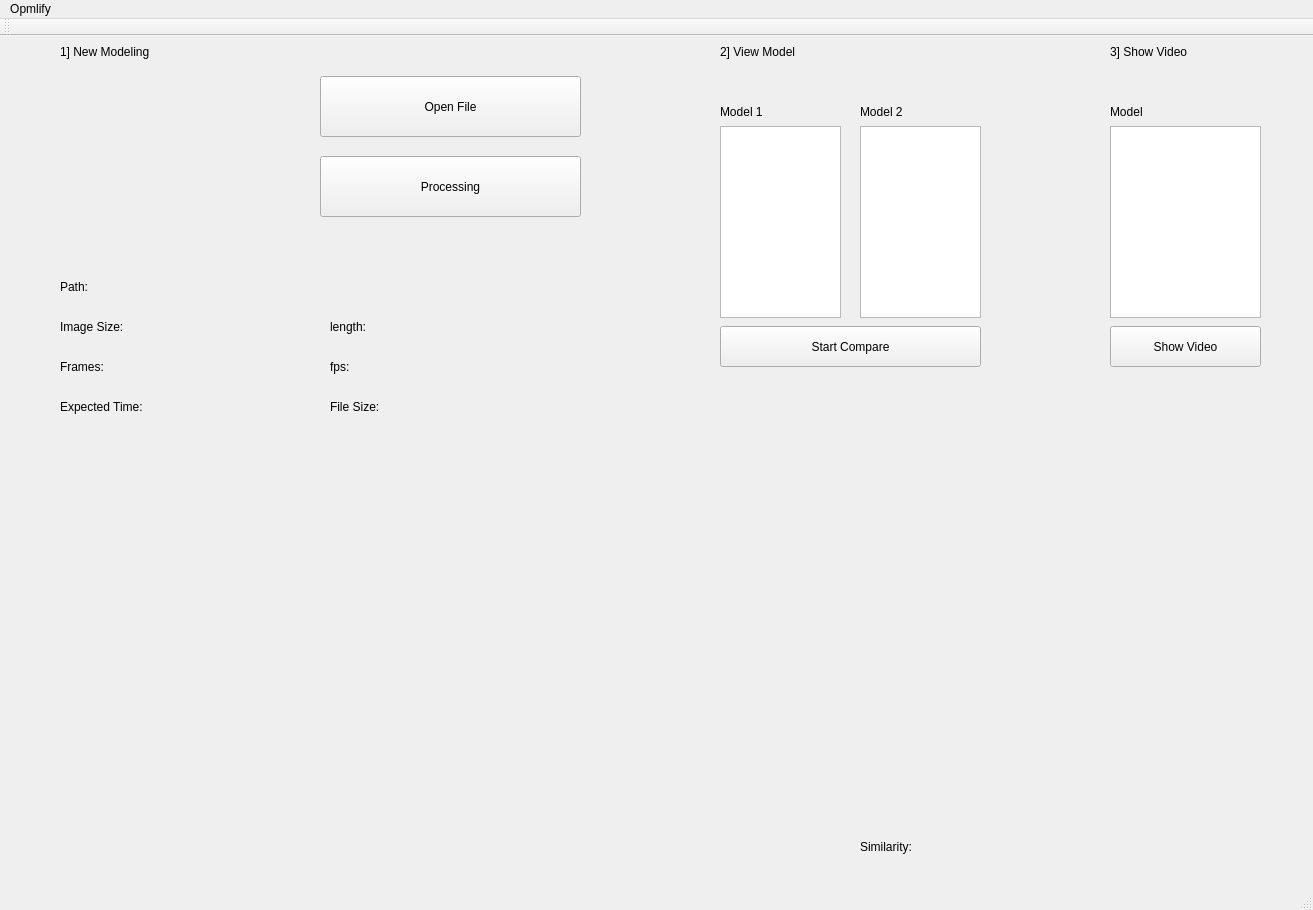
Old version of the form base.ui in the repository gusghrlrl101/Dance-Helper.
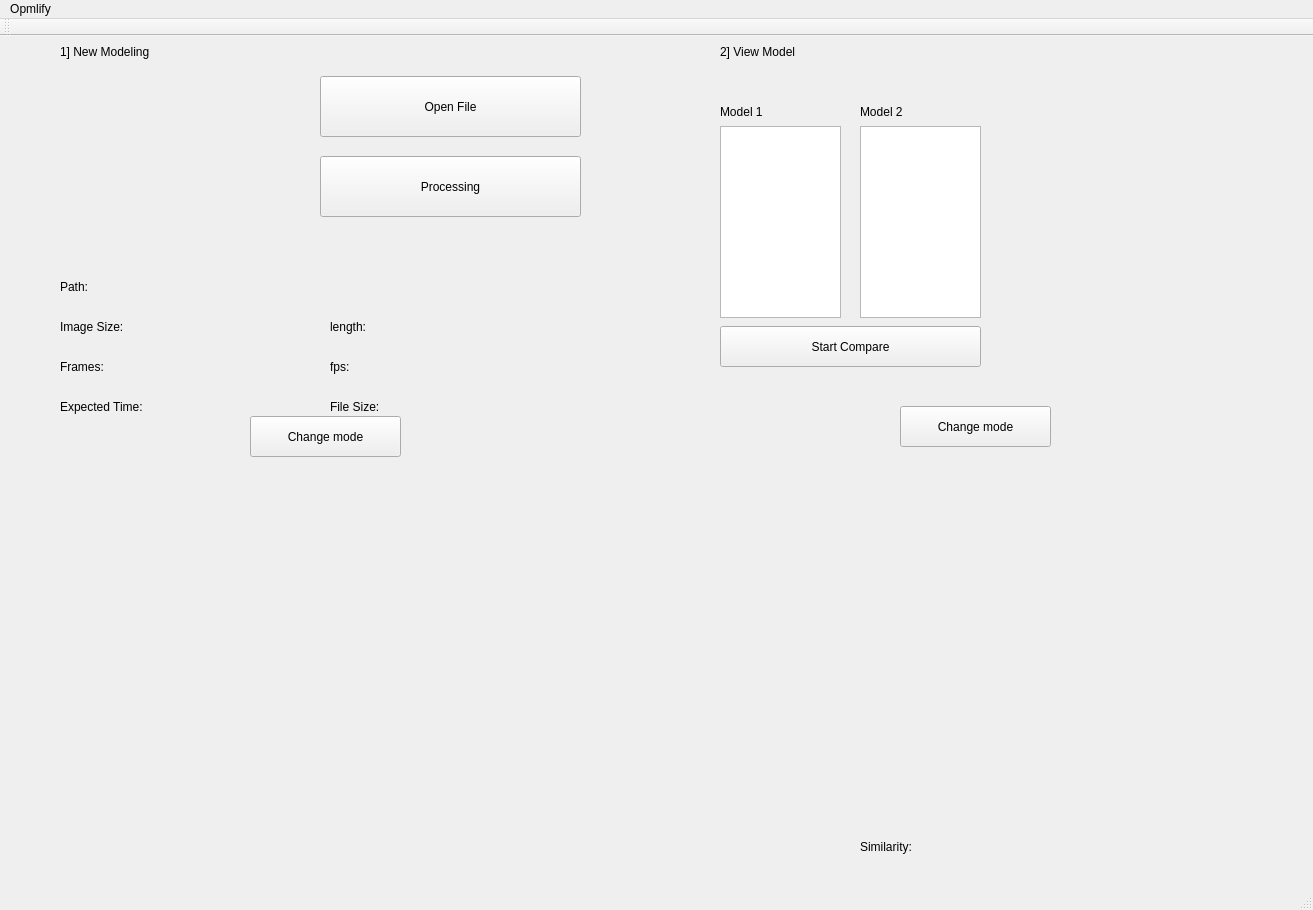
New version of the form.

```diff
--- a/base.ui
+++ b/base.ui
@@ -350,42 +350,6 @@
      <string/>
     </property>
    </widget>
-   <widget class="QListView" name="listView3">
-    <property name="geometry">
-     <rect>
-      <x>1110</x>
-      <y>90</y>
-      <width>151</width>
-      <height>192</height>
-     </rect>
-    </property>
-   </widget>
-   <widget class="QLabel" name="label_3">
-    <property name="geometry">
-     <rect>
-      <x>1110</x>
-      <y>60</y>
-      <width>121</width>
-      <height>31</height>
-     </rect>
-    </property>
-    <property name="text">
-     <string>Model</string>
-    </property>
-   </widget>
-   <widget class="QPushButton" name="btn_show">
-    <property name="geometry">
-     <rect>
-      <x>1110</x>
-      <y>290</y>
-      <width>151</width>
-      <height>41</height>
-     </rect>
-    </property>
-    <property name="text">
-     <string>Show Video</string>
-    </property>
-   </widget>
    <widget class="QLabel" name="label_sim_title">
     <property name="geometry">
      <rect>
@@ -438,17 +402,30 @@
      <string>2] View Model</string>
     </property>
    </widget>
-   <widget class="QLabel" name="label_6">
+   <widget class="QPushButton" name="btn_change2">
     <property name="geometry">
      <rect>
-      <x>1110</x>
-      <y>0</y>
+      <x>900</x>
+      <y>370</y>
       <width>151</width>
-      <height>31</height>
+      <height>41</height>
      </rect>
     </property>
     <property name="text">
-     <string>3] Show Video</string>
+     <string>Change mode</string>
+    </property>
+   </widget>
+   <widget class="QPushButton" name="btn_change1">
+    <property name="geometry">
+     <rect>
+      <x>250</x>
+      <y>380</y>
+      <width>151</width>
+      <height>41</height>
+     </rect>
+    </property>
+    <property name="text">
+     <string>Change mode</string>
     </property>
    </widget>
   </widget>
```
Left out of the diff: 34 changed lines with no effect on the pictures.
